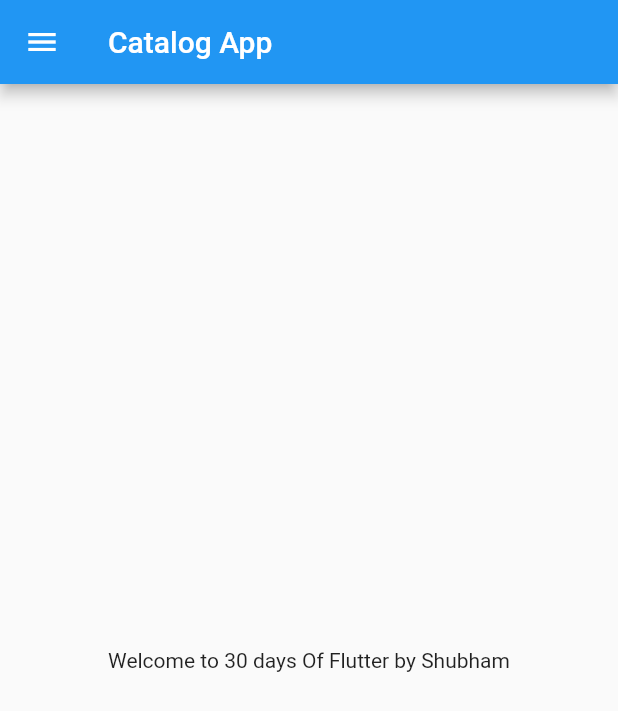
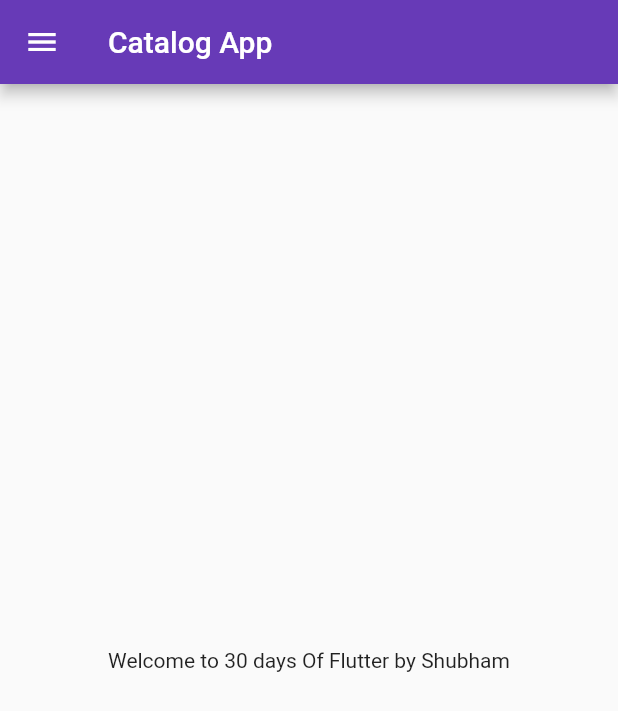
Before and after one commit to shubhammudgil99/30Daysofflutter, a Flutter app: the screen it shows after launch, on a phone screen of 412 x 824 dp. Shown: the top 711 px of the screen. Run offline on Flutter 3.47's test engine with Material 2 defaults, Android fonts, the phone set to English and light mode, and no system bars.

Commit message:
Day3 Completed

```diff
--- a/lib/main.dart
+++ b/lib/main.dart
@@ -1,5 +1,6 @@
 import 'package:flutter/material.dart';
-import 'package:flutter_catalog/home_page.dart';
+import 'package:flutter_catalog/pages/home_page.dart';
+import 'package:flutter_catalog/pages/login_page.dart';
 
 void main() {
 runApp(MyApp());
@@ -13,7 +14,18 @@ class MyApp extends StatelessWidget {
 
 
     return MaterialApp(
-      home: HomePage()
+     // home: HomePage(),
+      themeMode: ThemeMode.light,
+      theme: ThemeData(primarySwatch: Colors.deepPurple),
+      darkTheme: ThemeData(
+        brightness: Brightness.dark,
+      ),
+      initialRoute: "/home",
+      routes: {
+        "/": (context) => LoginPage(),
+        "/home": (context) => HomePage(),
+        "/login": (context) => LoginPage(),
+      },
     );
   }
 }
```
Also changed, not shown: lib/pages/login_page.dart (added, +19 -0 lines), lib/pages/home_page.dart (renamed from lib/home_page.dart).
